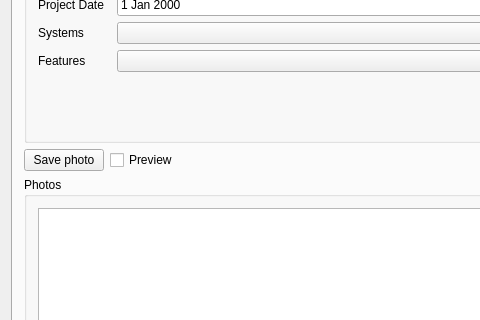
pphprj/periphotoproject, file PhotoManager/mainwindow.ui: the form before one commit; both pictures show x 0 to 480 and y 159 to 479 of the 696 by 647 pixel window.
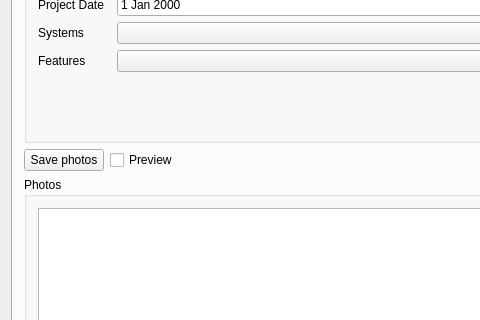
The form after the commit. The open tabs and pages were chosen to show the change.

The edit to the form file:
```diff
--- a/PhotoManager/mainwindow.ui
+++ b/PhotoManager/mainwindow.ui
@@ -378,7 +378,7 @@
           <item row="1" column="0">
            <widget class="QPushButton" name="pushButtonSavePhoto">
             <property name="text">
-             <string>Save photo</string>
+             <string>Save photos</string>
             </property>
            </widget>
           </item>
```
Left out of the diff: 4 changed lines with no effect on the pictures.
